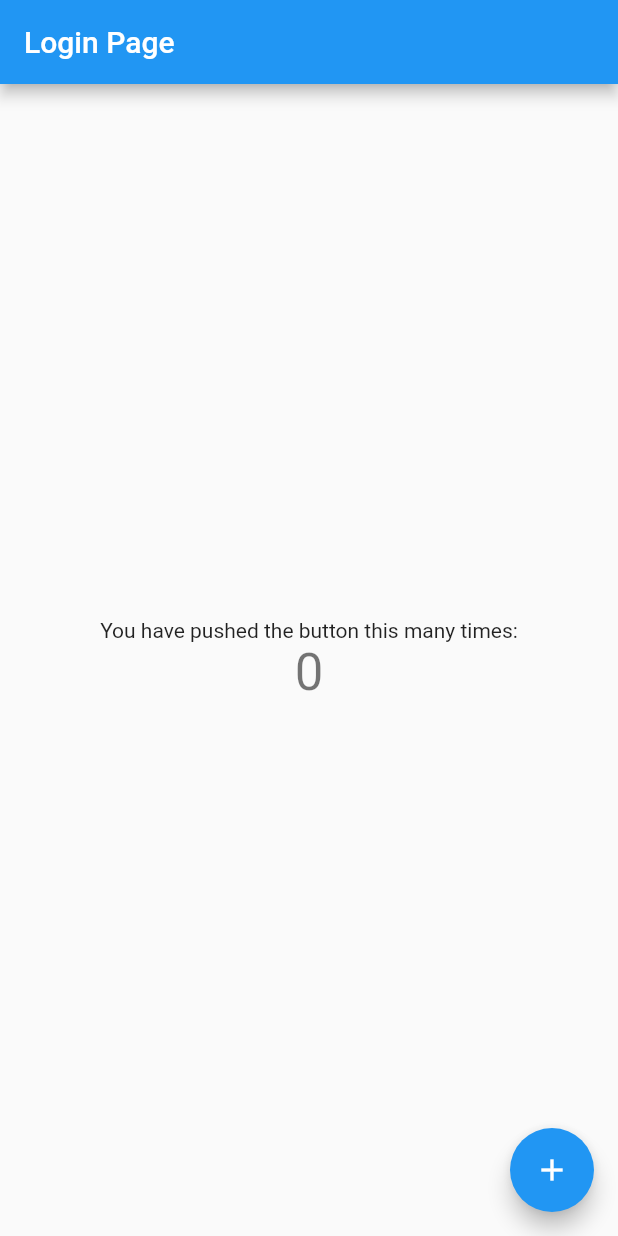
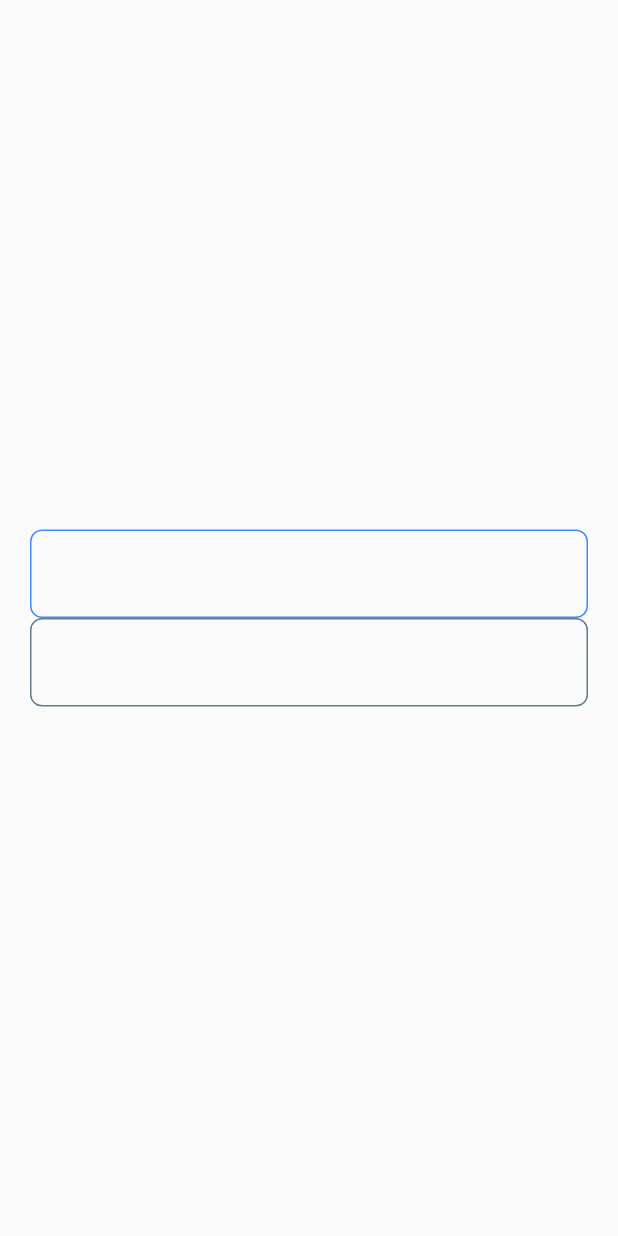
Before and after one commit to expressd3v-engineers/flutter-starter, a Flutter app: the screen it shows after launch, on a phone screen of 412 x 824 dp. Run offline on Flutter 3.47's test engine with Material 2 defaults, Android fonts, the phone set to English and light mode, and no system bars; our stand-ins replace auto_route, equatable, flutter_bloc.

Commit message:
feature/03-25-22/add themeing with bloc

```diff
--- a/lib/auth/screens/login.dart
+++ b/lib/auth/screens/login.dart
@@ -1,50 +1,69 @@
 import 'package:flutter/material.dart';
 
 class LoginPage extends StatefulWidget {
-  const LoginPage({Key? key, required this.title}) : super(key: key);
-
-  final String title;
+  const LoginPage({Key? key}) : super(key: key);
 
   @override
   State<LoginPage> createState() => _LoginPageState();
 }
 
 class _LoginPageState extends State<LoginPage> {
-  int _counter = 0;
 
-  void _incrementCounter() {
-    setState(() {
-      _counter++;
-    });
-  }
+  final GlobalKey _formKey = GlobalKey<FormState>();
 
   @override
   Widget build(BuildContext context) {
     return Scaffold(
-      appBar: AppBar(
-
-        title: Text(widget.title),
-      ),
-      body: Center(
-
-        child: Column(
-          mainAxisAlignment: MainAxisAlignment.center,
-          children: <Widget>[
-            const Text(
-              'You have pushed the button this many times:',
-            ),
-            Text(
-              '$_counter',
-              style: Theme.of(context).textTheme.headline4,
-            ),
-          ],
+      body: Container(
+        padding: const EdgeInsets.symmetric(horizontal: 20),
+        child: Form(
+          key: _formKey,
+          child: Column(
+            mainAxisAlignment: MainAxisAlignment.center,
+            children: [
+              TextFormField(
+                validator: (value){
+                  if (value == null || value.isEmpty){
+                    return 'Please enter the email';
+                  }
+                  return null;
+                },
+                decoration: InputDecoration(
+                  enabledBorder: OutlineInputBorder(
+                      borderSide: const BorderSide(color: Colors.blueAccent),
+                      borderRadius: BorderRadius.circular(8)),
+                  focusedBorder: OutlineInputBorder(
+                      borderSide: const BorderSide(color: Colors.blueGrey),
+                      borderRadius: BorderRadius.circular(8)),
+                  disabledBorder: OutlineInputBorder(
+                      borderSide: const BorderSide(color: Colors.white24),
+                      borderRadius: BorderRadius.circular(8)),
+                ),
+              ),
+              TextFormField(
+                validator: (value){
+                  if (value == null || value.isEmpty){
+                    return 'Please enter the email';
+                  }
+                  return null;
+                },
+                decoration: InputDecoration(
+                  enabledBorder: OutlineInputBorder(
+                      borderSide: const BorderSide(color: Colors.blueGrey),
+                      borderRadius: BorderRadius.circular(8)),
+                  focusedBorder: OutlineInputBorder(
+                    borderSide:
+                        const BorderSide(color: Colors.blueAccent, width: 2),
+                    borderRadius: BorderRadius.circular(8)),
+                  disabledBorder: OutlineInputBorder(
+                      borderSide: const BorderSide(color: Colors.white24),
+                      borderRadius: BorderRadius.circular(8)),
+                ),
+              ),
+            ],
+          )
         ),
-      ),
-      floatingActionButton: FloatingActionButton(
-        onPressed: _incrementCounter,
-        tooltip: 'Increment',
-        child: const Icon(Icons.add),
-      ),
+      )
     );
   }
 }
--- /dev/null
+++ b/lib/global_bloc/index.dart
@@ -0,0 +1 @@
+export 'setting/setting_bloc.dart';
--- /dev/null
+++ b/lib/global_bloc/setting/setting_bloc.dart
@@ -0,0 +1,14 @@
+import 'package:flutter/material.dart';
+import 'package:flutter_bloc/flutter_bloc.dart';
+import 'package:equatable/equatable.dart';
+import 'package:flutter_starter/theme/index.dart';
+
+part 'setting_bloc_event.dart';
+part 'setting_bloc_state.dart';
+
+class SettingsBloc extends Bloc<SettingsBlocEvent, SettingsBlocState>{
+  SettingsBloc() : super(SettingsState()){
+    on<ChangeTheme>((event, emit) =>
+        emit(SettingsBlocState.clone(state, themeName: event.themeName)));
+  }
+}
--- /dev/null
+++ b/lib/global_bloc/setting/setting_bloc_event.dart
@@ -0,0 +1,12 @@
+part of 'package:flutter_starter/global_bloc/setting/setting_bloc.dart';
+
+abstract class SettingsBlocEvent extends Equatable{
+  @override
+  List<Object> get props => [];
+}
+
+class ChangeTheme extends SettingsBlocEvent{
+  final ThemeName themeName;
+
+  ChangeTheme(this.themeName);
+}
--- /dev/null
+++ b/lib/global_bloc/setting/setting_bloc_state.dart
@@ -0,0 +1,66 @@
+part of 'package:flutter_starter/global_bloc/setting/setting_bloc.dart';
+
+abstract class SettingsBlocStateInterface extends Equatable{
+
+  final ThemeName? themeName;
+
+  ThemeData get theme;
+
+  const SettingsBlocStateInterface({this.themeName});
+}
+
+class SettingsBlocState implements SettingsBlocStateInterface {
+
+  SettingsBlocState({this.themeName});
+
+  @override
+  List<Object> get props => [];
+
+  @override
+  bool? get stringify => true;
+
+  @override
+  final ThemeName? themeName;
+
+  @override
+  ThemeData get theme {
+
+    switch (themeName) {
+      case ThemeName.primary:
+        return primaryTheme;
+      case ThemeName.light:
+        return lightTheme;
+      case ThemeName.dark:
+        return darkTheme;
+      default:
+        return darkTheme;
+    }
+    }
+
+  static SettingsBlocState clone(SettingsBlocState model, {ThemeName? themeName}){
+    if(model is SettingsState){
+      return SettingsStateAlt
+          .clone(model, themeName: model.themeName ?? themeName);
+    }else {
+      return SettingsState
+          .clone(model, themeName: model.themeName ?? themeName);
+    }
+  }
+
+}
+
+class SettingsState extends SettingsBlocState{
+
+  SettingsState({themeName}) : super(themeName: themeName);
+
+  SettingsState.clone(SettingsBlocState model, {ThemeName? themeName})
+      : this(themeName: themeName ?? model.themeName);
+}
+
+class SettingsStateAlt extends SettingsBlocState{
+
+  SettingsStateAlt({themeName}): super(themeName: themeName);
+
+  SettingsStateAlt.clone(SettingsBlocState model, {ThemeName? themeName})
+      : this(themeName: themeName ?? model.themeName);
+}
--- a/lib/main.dart
+++ b/lib/main.dart
@@ -1,9 +1,10 @@
 import 'package:flutter/material.dart';
-import 'auth/index.dart';
+import 'package:flutter_bloc/flutter_bloc.dart';
+import 'package:flutter_starter/routes.gr.dart';
+import 'package:flutter_starter/global_bloc/index.dart';
 
-void main() {
-  runApp(const App());
-}
+void main () => runApp(const App());
+
 
 class App extends StatelessWidget {
 
@@ -11,11 +12,16 @@ class App extends StatelessWidget {
 
   @override
   Widget build(BuildContext context) {
-    return MaterialApp(
-      title: 'Flutter Starter Application',
-      theme: ThemeData(primarySwatch: Colors.blue),
-      initialRoute: '/',
-      home: const LoginPage(title: "Login Page")
-    );
+
+    final _appRouter = AppRouter();
+
+    return BlocProvider<SettingsBloc>(
+        create: (_) => SettingsBloc(),
+        child: MaterialApp.router(
+            debugShowCheckedModeBanner: true,
+            routerDelegate: _appRouter.delegate(),
+            routeInformationParser: _appRouter.defaultRouteParser(),
+            title: 'Flutter Starter Application',
+            theme: ThemeData(primarySwatch: Colors.blue)));
   }
 }
--- /dev/null
+++ b/lib/theme/dark.dart
@@ -0,0 +1,3 @@
+part of 'package:flutter_starter/theme/index.dart';
+
+ThemeData darkTheme = ThemeData(primarySwatch: Colors.grey);
--- /dev/null
+++ b/lib/theme/light.dart
@@ -0,0 +1,3 @@
+part of 'package:flutter_starter/theme/index.dart';
+
+ThemeData lightTheme = ThemeData(primarySwatch: Colors.amber);
--- /dev/null
+++ b/lib/theme/primary.dart
@@ -0,0 +1,3 @@
+part of 'package:flutter_starter/theme/index.dart';
+
+ThemeData primaryTheme = ThemeData(primarySwatch: Colors.blue);
```
Also changed, not shown: lib/auth/models/user_model.dart (+7 -1 lines), lib/routes.dart (added, +16 -0 lines), lib/splash.dart (added, +56 -0 lines), lib/theme/index.dart (added, +11 -0 lines), pubspec.yaml (+8 -3 lines), assets/images/auth/logo.png (added), lib/routes.gr.dart (added), pubspec.lock, 5 other files.
